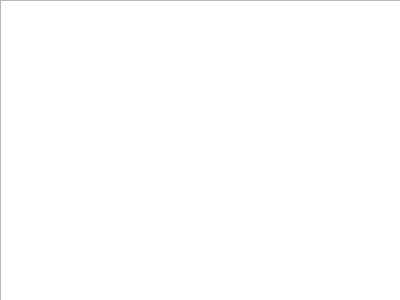
Qt form NBDesktop/terminal_page.ui (rainzee/NoneBot-Qt) before a commit.
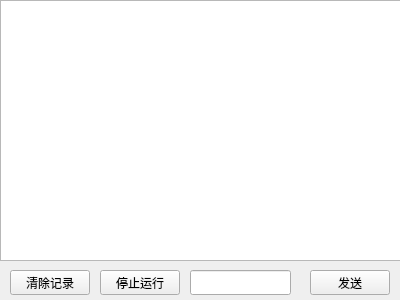
The same form after that commit.

Diff of the .ui file:
```diff
--- a/NBDesktop/terminal_page.ui
+++ b/NBDesktop/terminal_page.ui
@@ -19,7 +19,56 @@
      <x>0</x>
      <y>0</y>
      <width>401</width>
-     <height>301</height>
+     <height>261</height>
+    </rect>
+   </property>
+  </widget>
+  <widget class="QPushButton" name="pushButton">
+   <property name="geometry">
+    <rect>
+     <x>10</x>
+     <y>270</y>
+     <width>80</width>
+     <height>25</height>
+    </rect>
+   </property>
+   <property name="text">
+    <string>清除记录</string>
+   </property>
+  </widget>
+  <widget class="QPushButton" name="pushButton_2">
+   <property name="geometry">
+    <rect>
+     <x>100</x>
+     <y>270</y>
+     <width>80</width>
+     <height>25</height>
+    </rect>
+   </property>
+   <property name="text">
+    <string>停止运行</string>
+   </property>
+  </widget>
+  <widget class="QPushButton" name="pushButton_3">
+   <property name="geometry">
+    <rect>
+     <x>310</x>
+     <y>270</y>
+     <width>80</width>
+     <height>25</height>
+    </rect>
+   </property>
+   <property name="text">
+    <string>发送</string>
+   </property>
+  </widget>
+  <widget class="QLineEdit" name="lineEdit">
+   <property name="geometry">
+    <rect>
+     <x>190</x>
+     <y>270</y>
+     <width>101</width>
+     <height>25</height>
     </rect>
    </property>
   </widget>
```
